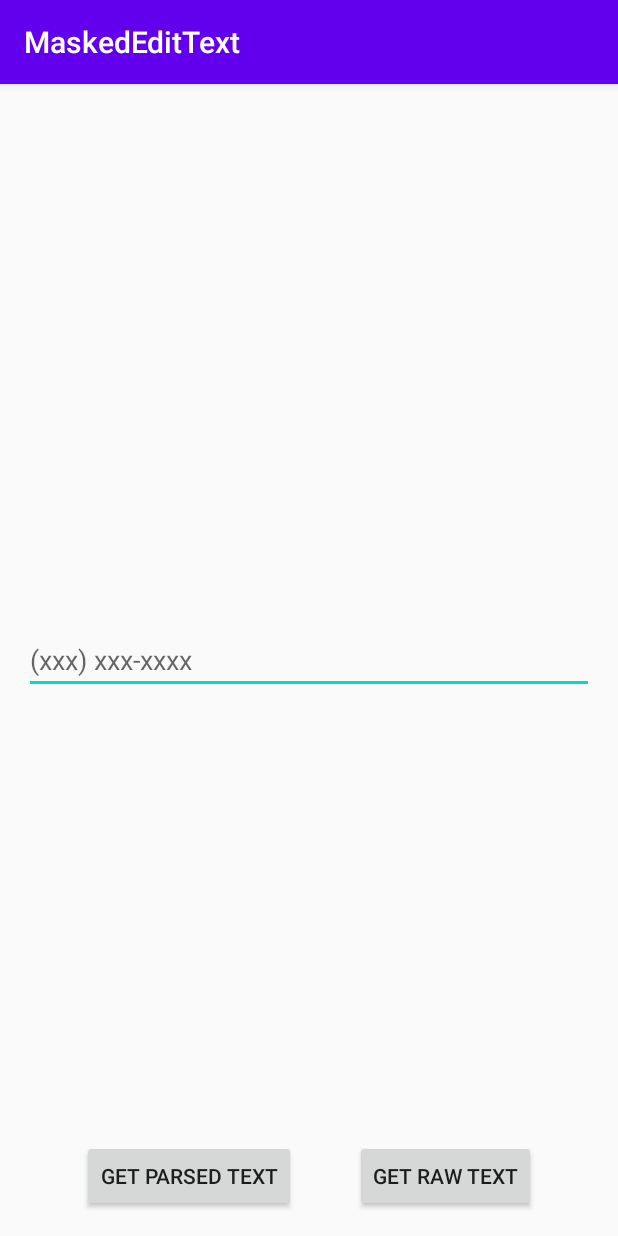
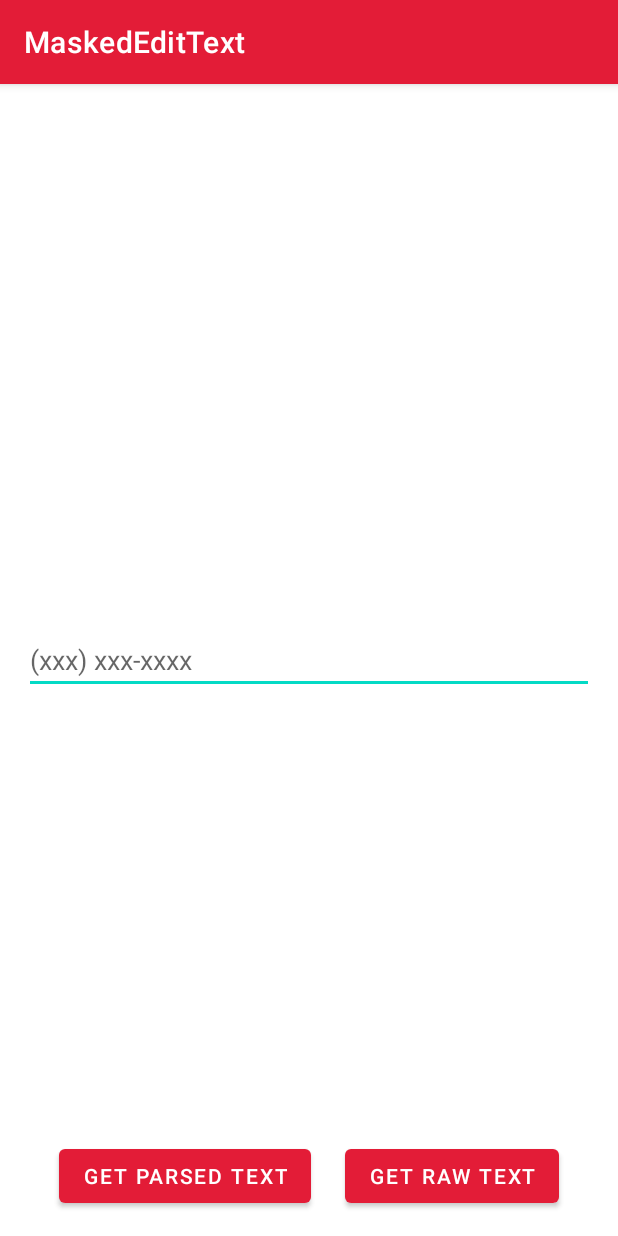
Before and after one commit to Hipo/hipo-maskededittext-android, an Android app: the screen it shows after launch (MainActivity), on a phone screen of 412 x 824 dp. Run offline under Robolectric (Android 15) with nearby library versions, the phone set to English and light mode, and no system bars.

Commit message:
Update UI and change demo gif

```diff
--- a/app/build.gradle
+++ b/app/build.gradle
@@ -34,5 +34,6 @@ dependencies {
     testImplementation 'junit:junit:4.12'
     androidTestImplementation 'androidx.test.ext:junit:1.1.1'
     androidTestImplementation 'androidx.test.espresso:espresso-core:3.2.0'
+    implementation 'com.google.android.material:material:1.0.0'
     implementation project(path: ':maskededittext')
 }
--- a/app/src/main/res/layout/activity_main.xml
+++ b/app/src/main/res/layout/activity_main.xml
@@ -11,18 +11,18 @@
         android:id="@+id/phoneEditText"
         android:layout_width="0dp"
         android:layout_height="wrap_content"
-        android:hint="(xxx) xxx-xxxx"
+        android:hint="@string/masked_edit_text_hint"
         app:layout_constraintBottom_toBottomOf="parent"
         app:layout_constraintEnd_toEndOf="parent"
         app:layout_constraintStart_toStartOf="parent"
         app:layout_constraintTop_toTopOf="parent"
         app:maskType="phone" />
 
-    <Button
+    <com.google.android.material.button.MaterialButton
         android:id="@+id/parsedTextButton"
         android:layout_width="wrap_content"
         android:layout_height="wrap_content"
-        android:text="get parsed text"
+        android:text="@string/get_parsed_text"
         app:layout_constraintBottom_toBottomOf="parent"
         app:layout_constraintEnd_toStartOf="@id/rawTextButton"
         app:layout_constraintStart_toStartOf="parent" />
@@ -31,7 +31,7 @@
         android:id="@+id/rawTextButton"
         android:layout_width="wrap_content"
         android:layout_height="wrap_content"
-        android:text="get raw text"
+        android:text="@string/get_raw_text"
         app:layout_constraintBottom_toBottomOf="parent"
         app:layout_constraintEnd_toEndOf="parent"
         app:layout_constraintStart_toEndOf="@id/parsedTextButton" />
--- a/app/src/main/res/values/colors.xml
+++ b/app/src/main/res/values/colors.xml
@@ -1,6 +1,9 @@
 <?xml version="1.0" encoding="utf-8"?>
 <resources>
-    <color name="colorPrimary">#6200EE</color>
-    <color name="colorPrimaryDark">#3700B3</color>
+    <color name="colorPrimary">@color/hipo_red</color>
+    <color name="colorPrimaryDark">#951426</color>
     <color name="colorAccent">#03DAC5</color>
+
+    <color name="hipo_red">#E31C37</color>
+    <color name="white">#FFFFFF</color>
 </resources>
--- a/app/src/main/res/values/strings.xml
+++ b/app/src/main/res/values/strings.xml
@@ -1,3 +1,6 @@
 <resources>
     <string name="app_name">MaskedEditText</string>
+    <string name="get_parsed_text">get parsed text</string>
+    <string name="get_raw_text">get raw text</string>
+    <string name="masked_edit_text_hint">(xxx) xxx-xxxx</string>
 </resources>
--- a/app/src/main/res/values/styles.xml
+++ b/app/src/main/res/values/styles.xml
@@ -1,11 +1,17 @@
 <resources>
 
     <!-- Base application theme. -->
-    <style name="AppTheme" parent="Theme.AppCompat.Light.DarkActionBar">
+    <style name="AppTheme" parent="Theme.MaterialComponents.Light.DarkActionBar">
         <!-- Customize your theme here. -->
         <item name="colorPrimary">@color/colorPrimary</item>
         <item name="colorPrimaryDark">@color/colorPrimaryDark</item>
         <item name="colorAccent">@color/colorAccent</item>
+        <item name="materialButtonStyle">@style/MaterialButtonStyle</item>
+    </style>
+
+    <style name="MaterialButtonStyle" parent="Widget.MaterialComponents.Button">
+        <item name="backgroundTint">@color/hipo_red</item>
+        <item name="android:textColor">@color/white</item>
     </style>
 
 </resources>
```
Also changed, not shown: 1 other file.
